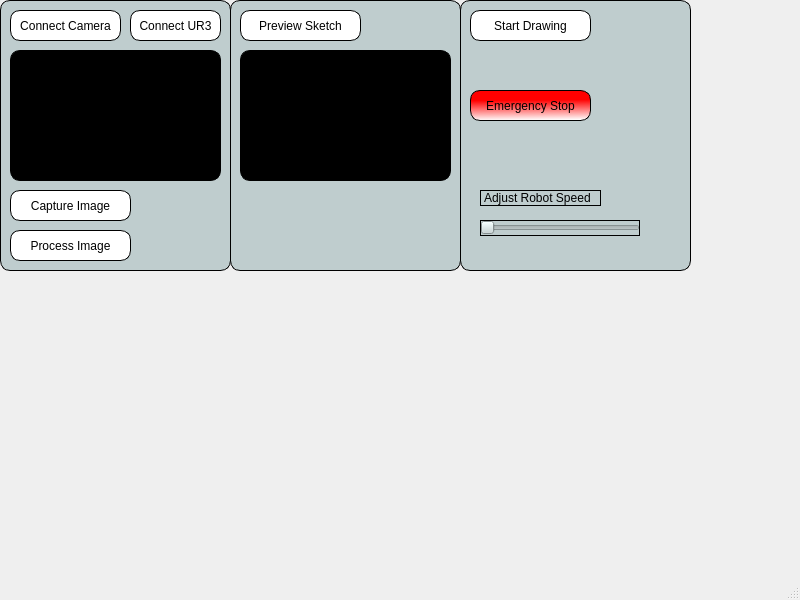
This is src/picasso_ui/mainwindow.ui in JoeUTS/Robotics2 as Qt 5 draws it before an edit. The edited form follows.
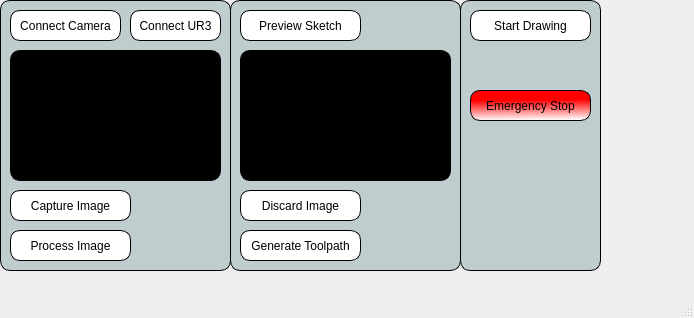
This is the edited form.

```diff
--- a/src/picasso_ui/mainwindow.ui
+++ b/src/picasso_ui/mainwindow.ui
@@ -6,8 +6,8 @@
    <rect>
     <x>0</x>
     <y>0</y>
-    <width>800</width>
-    <height>600</height>
+    <width>694</width>
+    <height>318</height>
    </rect>
   </property>
   <property name="windowTitle">
@@ -114,7 +114,7 @@
      <rect>
       <x>460</x>
       <y>0</y>
-      <width>231</width>
+      <width>141</width>
       <height>271</height>
      </rect>
     </property>
@@ -158,32 +158,6 @@
       <string>Emergency Stop</string>
      </property>
     </widget>
-    <widget class="QSlider" name="adjustSpeedSlider">
-     <property name="geometry">
-      <rect>
-       <x>20</x>
-       <y>220</y>
-       <width>160</width>
-       <height>16</height>
-      </rect>
-     </property>
-     <property name="orientation">
-      <enum>Qt::Horizontal</enum>
-     </property>
-    </widget>
-    <widget class="QLabel" name="label">
-     <property name="geometry">
-      <rect>
-       <x>20</x>
-       <y>190</y>
-       <width>121</width>
-       <height>16</height>
-      </rect>
-     </property>
-     <property name="text">
-      <string>Adjust Robot Speed</string>
-     </property>
-    </widget>
    </widget>
    <widget class="QWidget" name="widget_2" native="true">
     <property name="geometry">
@@ -231,6 +205,38 @@
       <string notr="true">background: black;</string>
      </property>
     </widget>
+    <widget class="QPushButton" name="discardImage">
+     <property name="geometry">
+      <rect>
+       <x>10</x>
+       <y>190</y>
+       <width>121</width>
+       <height>31</height>
+      </rect>
+     </property>
+     <property name="styleSheet">
+      <string notr="true">background: white;</string>
+     </property>
+     <property name="text">
+      <string>Discard Image</string>
+     </property>
+    </widget>
+    <widget class="QPushButton" name="generateToolpath">
+     <property name="geometry">
+      <rect>
+       <x>10</x>
+       <y>230</y>
+       <width>121</width>
+       <height>31</height>
+      </rect>
+     </property>
+     <property name="styleSheet">
+      <string notr="true">background: white;</string>
+     </property>
+     <property name="text">
+      <string>Generate Toolpath</string>
+     </property>
+    </widget>
    </widget>
   </widget>
   <widget class="QMenuBar" name="menubar">
```
Left out of the diff: 2 changed lines with no effect on the pictures.
